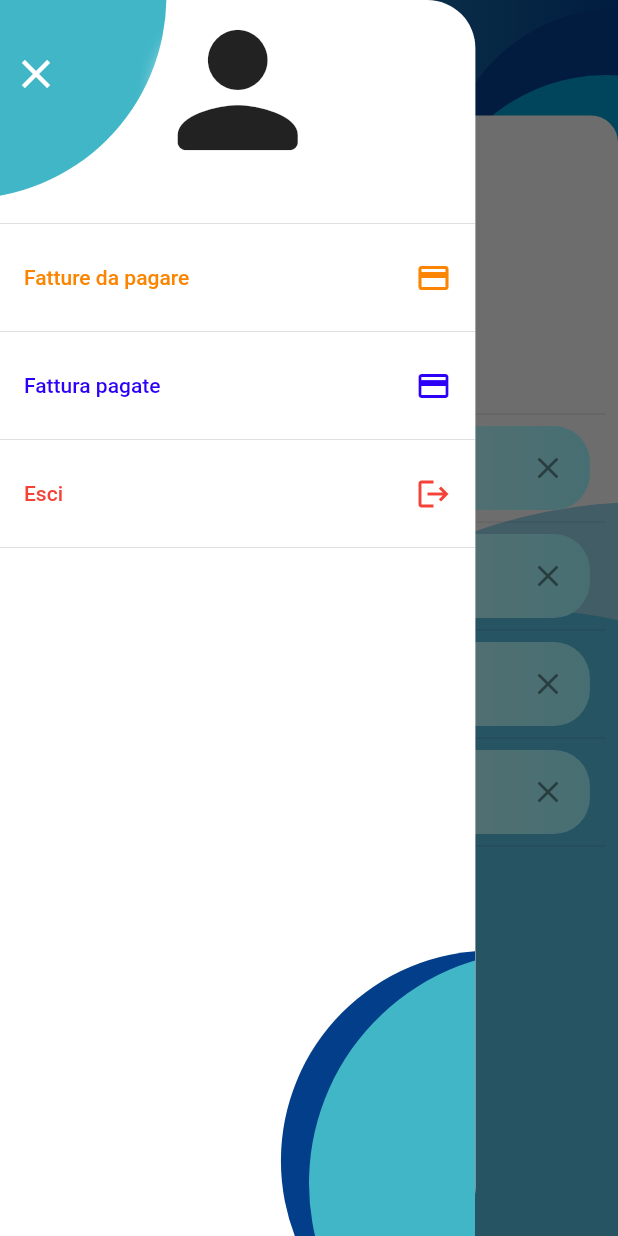
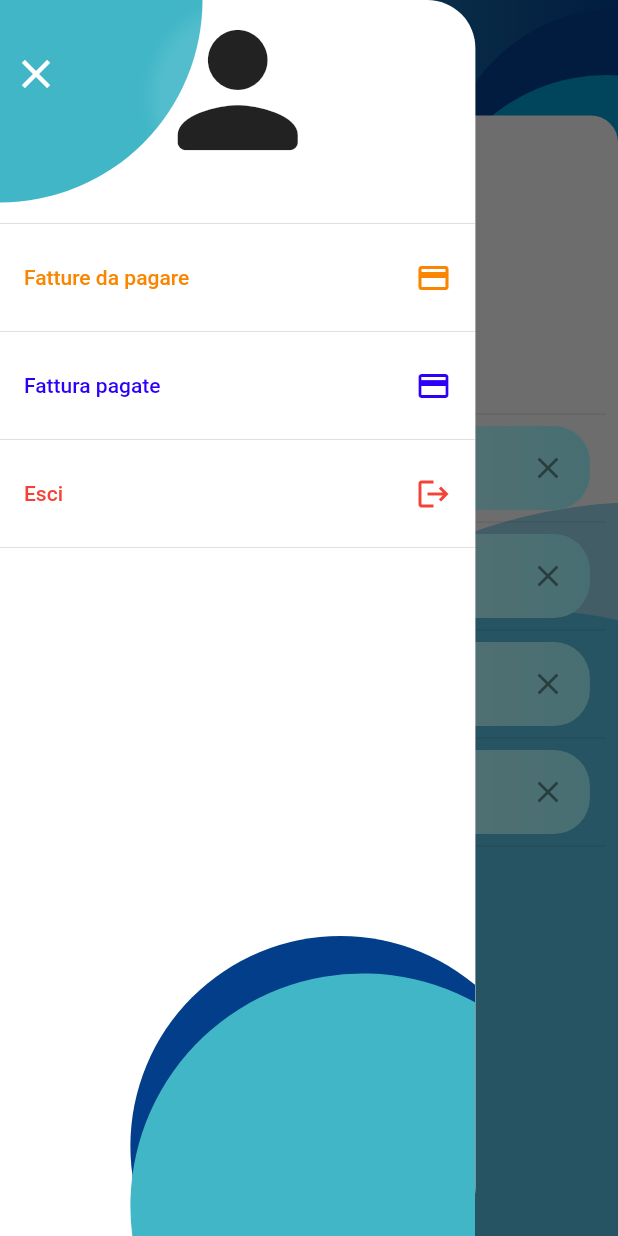
Before and after one commit to Angikrok/myaircomm, a Flutter app: the Profile screen opened directly with empty values, with the side drawer open, on a phone screen of 412 x 824 dp. Run offline on Flutter 3.47's test engine with Material 2 defaults, Android fonts, the light colour scheme and no system bars; our stand-ins replace barcode_widget, cool_alert, flutter_svg, fluttertoast, internet_connection_checker, line_icons and 6 more; missing offline and left inert: advance_pdf_viewer, custom_check_box, screen_brightness, share_plus_web; accounts and stored records are empty; network calls fail.

Commit message:
Fix Grafici

```diff
--- a/lib/app20new/screen/03_logged/drawer/elementi_menu.dart
+++ b/lib/app20new/screen/03_logged/drawer/elementi_menu.dart
@@ -1,4 +1,3 @@
-import 'package:cool_alert/cool_alert.dart';
 import 'package:flutter/material.dart';
 import 'package:lottie/lottie.dart';
 import 'package:my_aircomm/app20new/data/dati_utenza.dart';
@@ -43,16 +42,16 @@ class _ElementiMenuState extends State<ElementiMenu> {
       child: Stack(
         children: [
           Positioned(
-            top: -widget.height / 6,
-            right: MediaQuery.of(context).size.width / 2,
+            top: -135,
+            left: -135,
             child: CircleAvatar(
               radius: 135,
               backgroundColor: Color(0xFF40b6c7),
             ),
           ),
           Positioned(
-            top: widget.height / 1.3,
-            left: MediaQuery.of(context).size.width / 2.2,
+            bottom: -80,
+            right: -50,
             child: CircleAvatar(
               radius: 140,
               backgroundColor: Color(0xFF023e8a),
@@ -72,8 +71,8 @@ class _ElementiMenuState extends State<ElementiMenu> {
             ),
           ),
           Positioned(
-            top: widget.height / 1.3,
-            left: MediaQuery.of(context).size.width / 2,
+            bottom: -135,
+            right: -80,
             child: Transform.rotate(
               angle: -20,
               child: CircleAvatar(
@@ -89,7 +88,6 @@ class _ElementiMenuState extends State<ElementiMenu> {
               Stack(
                 children: [
                   immagine(),
-                  // tastoAggiungiFoto(context),
                 ],
               ),
               SizedBox(
@@ -99,8 +97,7 @@ class _ElementiMenuState extends State<ElementiMenu> {
               Text(
                 dati.nome,
                 textAlign: TextAlign.center,
-                style:
-                    TextStyle(color: Colors.black, fontWeight: FontWeight.w600),
+                style: TextStyle(color: Colors.black, fontFamily: 'Coco'),
               ),
               Divider(),
               tastsoFattureNonPagate(context, dati),
@@ -124,7 +121,7 @@ class _ElementiMenuState extends State<ElementiMenu> {
         shape: BoxShape.circle,
         boxShadow: <BoxShadow>[
           BoxShadow(
-              color: Colors.white.withOpacity(0.5),
+              color: Colors.white.withOpacity(0.1),
               offset: const Offset(2.0, 4.0),
               blurRadius: 8),
         ],
@@ -264,7 +261,6 @@ class _ElementiMenuState extends State<ElementiMenu> {
                     Navigator.pop(context);
                   },
                 ),
-                Spacer(),
                 TextButton(
                   child: new Text('Seleziona'),
                   onPressed: () {
--- a/lib/app20new/screen/03_logged/drawer/storico_fatture.dart
+++ b/lib/app20new/screen/03_logged/drawer/storico_fatture.dart
@@ -4,7 +4,6 @@ import 'package:flutter/cupertino.dart';
 import 'package:flutter/material.dart';
 import 'package:flutter/services.dart';
 import 'package:fluttertoast/fluttertoast.dart';
-import 'package:lottie/lottie.dart';
 import 'package:my_aircomm/app20new/data/dati_utenza.dart';
 import 'package:my_aircomm/app20new/model/costanti.dart';
 import 'package:my_aircomm/app20new/screen/03_logged/fatture_screen/elenco_fatture.dart';
@@ -49,8 +48,7 @@ class _StoricoFattureState extends State<StoricoFatture> {
 
   @override
   Widget build(BuildContext context) {
-    return SafeArea(
-      child: Scaffold(
+    return Scaffold(
       body: WillPopScope(
         onWillPop: onWillPop,
         child: Container(
@@ -71,7 +69,6 @@ class _StoricoFattureState extends State<StoricoFatture> {
             title: titlePayed,
             helper: helper,
             url: 'http://core.aircommservizi.it/admin/a/pdf.php?id=',
-            ),
           ),
         ),
       ),
```
Also changed, not shown: lib/app20new/screen/03_logged/bill_pdf.dart (+32 -19 lines), lib/app20new/screen/03_logged/fatture_screen/elenco_fatture.dart (+12 -10 lines), lib/app20new/screen/03_logged/fatture_screen/fatture_non_pagate.dart (+13 -16 lines), lib/app20new/screen/03_logged/fatture_screen/fatture_screen.dart (+2 -11 lines). Lines whose indentation alone changed are shown as unchanged.
